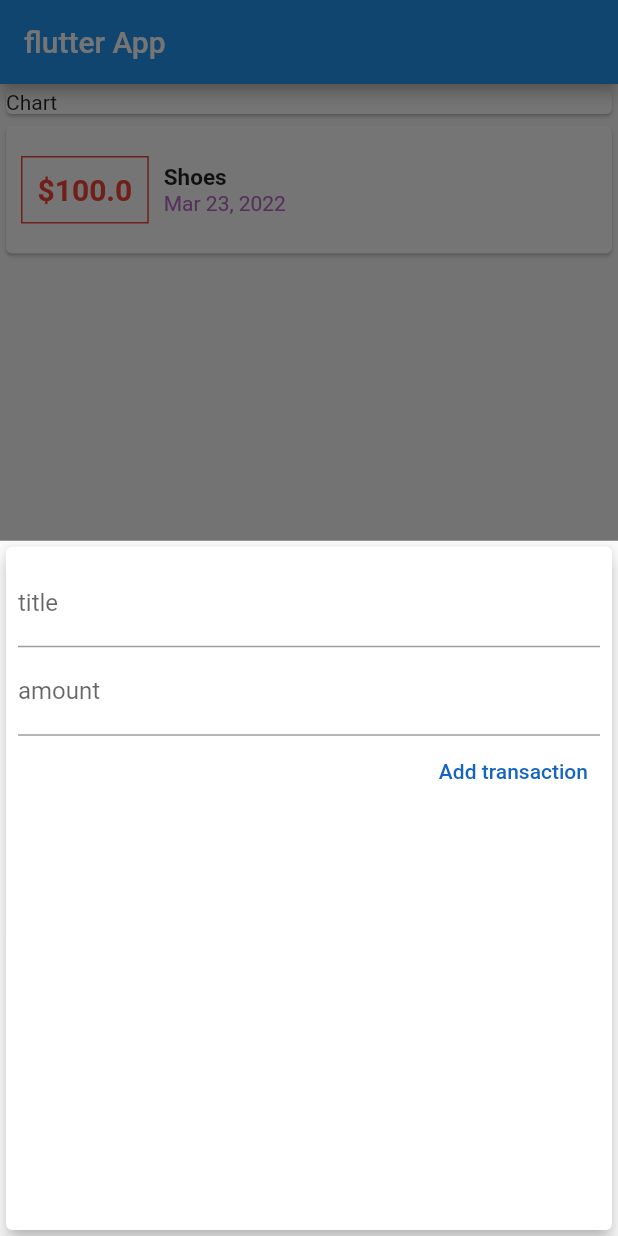
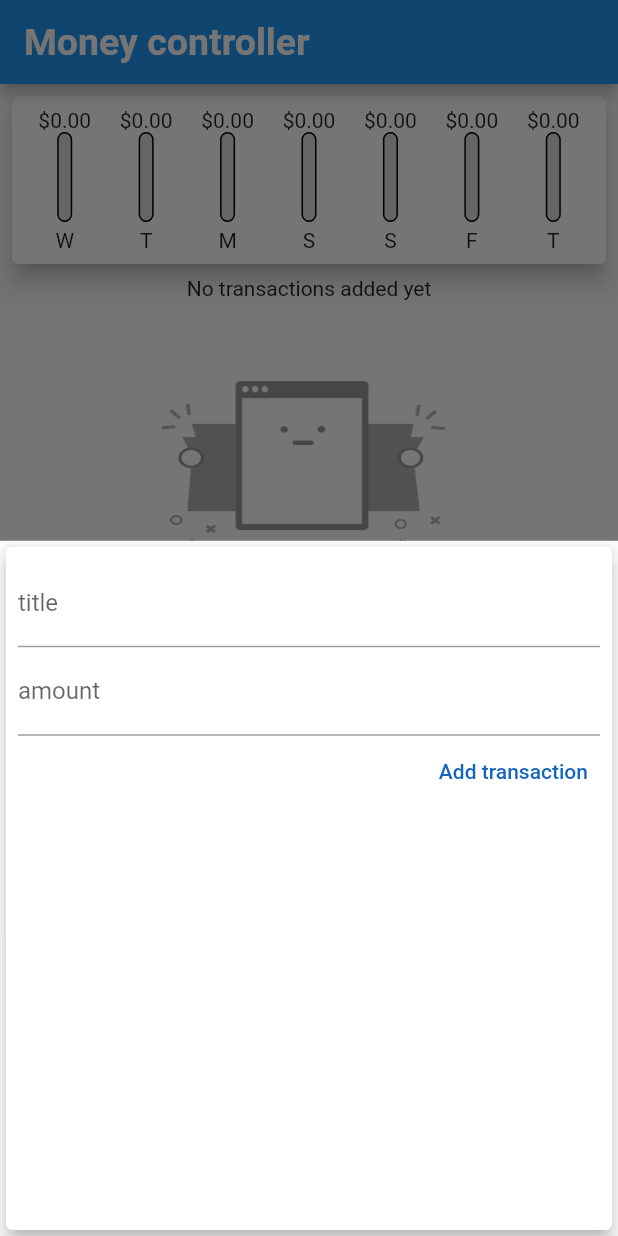
Before and after one commit to anovazzi1/flutter_expenses_app, a Flutter app: the screen it shows after launch, after a tap on the "add" icon, on a phone screen of 412 x 824 dp. Run offline on Flutter 3.47's test engine with Material 2 defaults, Android fonts, the phone set to English and light mode, and no system bars; Roboto replaces fonts that are missing (Quicksand).

Commit message:
chart logic added to the project

```diff
--- a/lib/main.dart
+++ b/lib/main.dart
@@ -1,3 +1,4 @@
+import 'package:expenses_app/widgets/Chart.dart';
 import 'package:expenses_app/widgets/new_transaction.dart';
 import 'package:expenses_app/widgets/transaction_list.dart';
 import 'package:expenses_app/widgets/user_transactions.dart';
@@ -5,7 +6,6 @@ import 'package:intl/intl.dart';
 
 import 'models/transaction.dart';
 import 'package:flutter/material.dart';
-
 
 void main() {
   runApp(MyApp());
@@ -18,7 +18,13 @@ class MyApp extends StatelessWidget {
       title: 'Flutter Demo',
       theme: ThemeData(
         primarySwatch: Colors.blue,
-      ),
+        appBarTheme: AppBarTheme(
+          titleTextStyle:
+              TextStyle(fontFamily: 'Quicksand', fontWeight: FontWeight.bold,fontSize: 25),
+        ),
+      textTheme: ThemeData.light().textTheme.copyWith(
+        headline6: TextStyle(fontFamily: "OpenSans",fontSize: 20)
+      )),
       home: MyHomePage(),
     );
   }
@@ -30,9 +36,16 @@ class MyHomePage extends StatefulWidget {
 }
 
 class _MyHomePageState extends State<MyHomePage> {
-  final List<Transaction> transactions = [
-    Transaction(amount: 100.0, date: DateTime.now(), id: 't1', title: 'Shoes')
-  ];
+  final List<Transaction> transactions = [];
+
+  List<Transaction> get _recentTransactions{
+
+    return transactions.where(
+        (e){
+          return e.date.isAfter(DateTime.now().subtract(Duration(days: 7)));
+        }
+    ).toList();
+  }
 
   void _addNewTransaction(String title, double amount) {
     final newTx = Transaction(
@@ -45,38 +58,34 @@ class _MyHomePageState extends State<MyHomePage> {
     });
   }
 
-
-  void RunAddNewTransaction(BuildContext context)
-  {
-    showModalBottomSheet(context: context, builder: (_){
-      return NewTransaction(_addNewTransaction);
-    });
+  void RunAddNewTransaction(BuildContext context) {
+    showModalBottomSheet(
+        context: context,
+        builder: (_) {
+          return NewTransaction(_addNewTransaction);
+        });
   }
-
-
 
   @override
   Widget build(BuildContext context) {
     return Scaffold(
       appBar: AppBar(
-        title: Text("flutter App"),
+        title: Text("Money controller"),
       ),
       body: SingleChildScrollView(
         child: Column(
           children: [
             Container(
-              child: Card(
-                child: Text(
-                  "Chart",
-                ),
-              ),
+              child: Chart(_recentTransactions),
               width: double.infinity,
             ),
-            Container(child: TransactionList(transactions),height: 300,),
+            TransactionList(transactions),
           ],
         ),
       ),
-      floatingActionButton: FloatingActionButton(child: Icon(Icons.add),onPressed: ()=>RunAddNewTransaction(context)),
+      floatingActionButton: FloatingActionButton(
+          child: Icon(Icons.add),
+          onPressed: () => RunAddNewTransaction(context)),
     );
   }
 }
--- a/lib/models/transaction.dart
+++ b/lib/models/transaction.dart
@@ -1,11 +1,11 @@
 import 'package:flutter/foundation.dart';
 
 class Transaction{
-  final String ?id;
-  final String ?title;
-  final double ?amount;
-  final DateTime ?date;
-  Transaction({@required this.id,@required this.title,@required this.amount,@required this.date})
+  final String id;
+  final String title;
+  final double amount;
+  final DateTime date;
+  Transaction({required this.id,required this.title,required this.amount,required this.date})
   {
 
   }
--- /dev/null
+++ b/lib/widgets/Chart.dart
@@ -0,0 +1,59 @@
+import 'package:expenses_app/models/transaction.dart';
+import 'package:expenses_app/widgets/chartBar.dart';
+import 'package:flutter/cupertino.dart';
+import 'package:flutter/material.dart';
+import 'package:flutter/services.dart';
+import 'package:intl/intl.dart';
+
+class Chart extends StatelessWidget {
+  final List<Transaction> recentTransactions;
+
+  List<Map<String, Object>> get GroupTransactionValues {
+    return List.generate(7, (index) {
+      final weekDay = DateTime.now().subtract(Duration(days: index));
+      double totalSum = 0.00;
+
+      for (var i = 0; i < recentTransactions.length; i++) {
+        if (recentTransactions[i].date.day == weekDay.day &&
+            recentTransactions[i].date.month == weekDay.month &&
+            recentTransactions[i].date.year == weekDay.year) {
+          totalSum += recentTransactions[i].amount;
+        }
+      }
+
+      return {
+        'day': DateFormat.E().format(weekDay).substring(0, 1),
+        'amount': totalSum
+      };
+    });
+  }
+
+  double get TotalSpending {
+    return GroupTransactionValues.fold(0.0, (sum, element) {
+      return sum + (element['amount'] as double);
+    });
+  }
+
+  Chart(this.recentTransactions);
+
+  @override
+  Widget build(BuildContext context) {
+    return Card(
+      elevation: 6,
+      margin: EdgeInsets.all(8.0),
+      child: Padding(
+        padding: const EdgeInsets.all(8.0),
+        child: Row(
+          mainAxisAlignment: MainAxisAlignment.spaceAround,
+          children: GroupTransactionValues.map((e) => Flexible(
+            fit: FlexFit.tight,
+            child: ChartBar(
+                (e['day'] as String),
+                (e['amount'] as double),
+                TotalSpending==0.0 ?0: (e['amount'] as double) / TotalSpending!),
+          )).toList(),
+        ),
+      ),
+    );
+  }
+}
--- /dev/null
+++ b/lib/widgets/chartBar.dart
@@ -0,0 +1,43 @@
+import 'package:flutter/material.dart';
+
+class ChartBar extends StatelessWidget {
+  final String label;
+  final double spending;
+  final double spendingPct;
+
+  ChartBar(this.label, this.spending, this.spendingPct);
+
+  @override
+  Widget build(BuildContext context) {
+    return Column(children: [
+      FittedBox(child: Text('\$${spending.toStringAsFixed(2)}')),
+      SizedBox(
+        height: 60,
+        width: 10,
+        child: Stack(
+          children: [
+            Container(
+              decoration: BoxDecoration(
+                border: Border.all(color: Colors.black, width: 1),
+                color: Color.fromRGBO(220, 220, 220, 1),
+                borderRadius: BorderRadius.circular(10),
+              ),
+            ),
+            FractionallySizedBox(
+              heightFactor: spendingPct,
+              child: Container(
+                decoration: BoxDecoration(
+                    color: Theme.of(context).primaryColor,
+                    borderRadius: BorderRadius.circular(10)),
+              ),
+            )
+          ],
+        ),
+      ),
+      SizedBox(
+        height: 4,
+      ),
+      Text(label)
+    ]);
+  }
+}
--- a/lib/widgets/new_transaction.dart
+++ b/lib/widgets/new_transaction.dart
@@ -1,16 +1,22 @@
 import 'package:flutter/material.dart';
 
-class NewTransaction extends StatelessWidget {
+class NewTransaction extends StatefulWidget {
   final Function addTransaction;
-  final TextEditingController title = TextEditingController();
-  final TextEditingController amount = TextEditingController();
-
 
   NewTransaction(this.addTransaction);
 
+  @override
+  State<NewTransaction> createState() => _NewTransactionState();
+}
+
+class _NewTransactionState extends State<NewTransaction> {
+  final TextEditingController title = TextEditingController();
+
+  final TextEditingController amount = TextEditingController();
+
   void addTransactionfunction()
   {
-    addTransaction(title.text,double.parse(amount.text));
+    widget.addTransaction(title.text,double.parse(amount.text));
 
   }
 
--- a/lib/widgets/transaction_list.dart
+++ b/lib/widgets/transaction_list.dart
@@ -9,7 +9,24 @@ class TransactionList extends StatelessWidget {
 
   @override
   Widget build(BuildContext context) {
-    return ListView.builder(
+    return Container(
+      height: 300,
+      child: _transactions.isEmpty
+          ? Column(
+              children: [
+                Text("No transactions added yet"),
+                SizedBox.square(dimension: 10,),
+                Container(
+                  height: 250,
+                  width: double.infinity,
+                  child: Image.asset(
+                    "assets/images/empty.png",
+                    fit: BoxFit.fill,
+                  ),
+                )
+              ],
+            )
+          : ListView.builder(
               itemBuilder: (context, index) {
                 return Card(
                   child: Row(
@@ -24,8 +41,8 @@ class TransactionList extends StatelessWidget {
                         ),
                         margin:
                             EdgeInsets.symmetric(horizontal: 10, vertical: 20),
-                decoration:
-                BoxDecoration(border: Border.all(color: Colors.red)),
+                        decoration: BoxDecoration(
+                            border: Border.all(color: Colors.red)),
                         padding: EdgeInsets.all(10),
                       ),
                       Column(
@@ -37,7 +54,8 @@ class TransactionList extends StatelessWidget {
                                 fontSize: 15, fontWeight: FontWeight.bold),
                           ),
                           Text(
-                    DateFormat.yMMMd().format(_transactions[index].date!),
+                            DateFormat.yMMMd()
+                                .format(_transactions[index].date!),
                             style: TextStyle(color: Colors.purple.shade300),
                           )
                         ],
@@ -47,6 +65,7 @@ class TransactionList extends StatelessWidget {
                 );
               },
               itemCount: _transactions.length,
+            ),
     );
   }
 }
```
Also changed, not shown: pubspec.yaml (+16 -15 lines), assets/fonts/OpenSans-Bold.ttf (added), assets/fonts/OpenSans-Regular.ttf (added), assets/fonts/Quicksand-Bold.ttf (added), assets/fonts/Quicksand-Light.ttf (added), assets/fonts/Quicksand-Medium.ttf (added), assets/fonts/Quicksand-Regular.ttf (added), assets/images/empty.png (added). Lines whose indentation alone changed are shown as unchanged.
